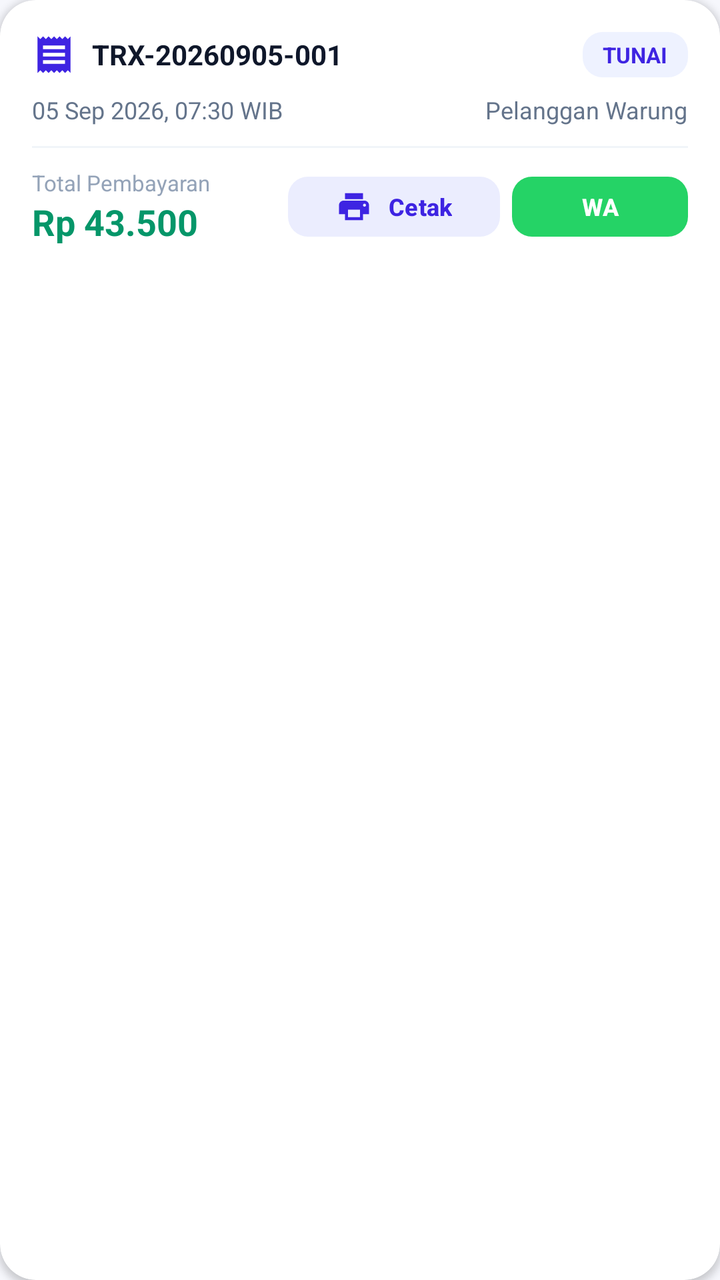
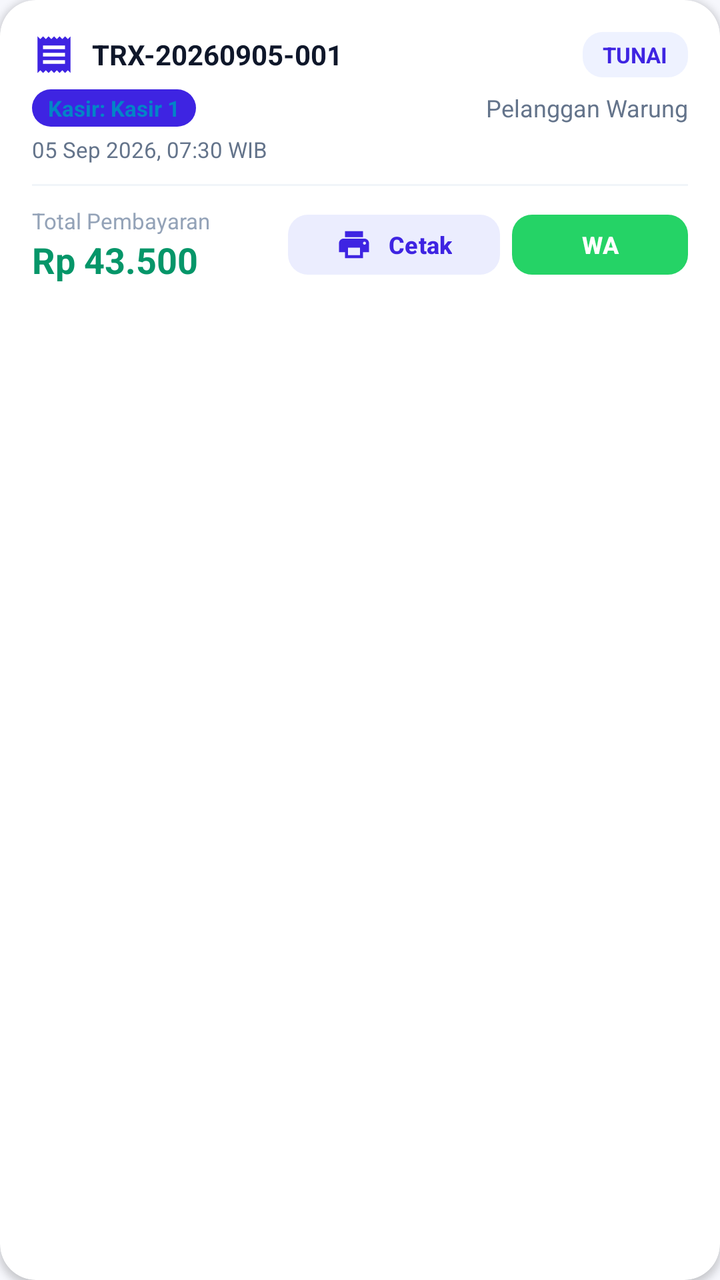

Screens rendered from an Android XML layout before and after an edit, with the pre-edit source and the edit as a unified diff.
<!-- AndroidManifest.xml: application theme Theme.DenKasir -->
<!-- res/layout/item_transaction_history.xml -->
<?xml version="1.0" encoding="utf-8"?>
<androidx.cardview.widget.CardView
    xmlns:android="http://schemas.android.com/apk/res/android"
    xmlns:app="http://schemas.android.com/apk/res-auto"
    xmlns:tools="http://schemas.android.com/tools"
    android:layout_width="match_parent"
    android:layout_height="wrap_content"
    android:layout_marginBottom="12dp"
    app:cardCornerRadius="18dp"
    app:cardElevation="2dp"
    app:cardBackgroundColor="@android:color/white">

    <LinearLayout
        android:layout_width="match_parent"
        android:layout_height="wrap_content"
        android:orientation="vertical"
        android:padding="16dp">

        
        <LinearLayout
            android:layout_width="match_parent"
            android:layout_height="wrap_content"
            android:orientation="horizontal"
            android:gravity="center_vertical">

            <ImageView
                android:layout_width="22dp"
                android:layout_height="22dp"
                android:src="@drawable/ic_nav_transaksi"
                app:tint="#3E24E2" />

            <TextView
                android:id="@+id/tvTrxInvoice"
                android:layout_width="0dp"
                android:layout_height="wrap_content"
                android:layout_weight="1"
                android:text="TRX-20260905-001"
                android:textColor="@color/text_primary"
                android:textSize="14sp"
                android:textStyle="bold"
                android:layout_marginStart="8dp" />

            <TextView
                android:id="@+id/badgePaymentMethod"
                android:layout_width="wrap_content"
                android:layout_height="wrap_content"
                android:text="TUNAI"
                android:textColor="#3E24E2"
                android:textSize="11sp"
                android:textStyle="bold"
                android:background="@drawable/bg_badge_curah"
                android:paddingHorizontal="10dp"
                android:paddingVertical="4dp" />

        </LinearLayout>

        
        <LinearLayout
            android:layout_width="match_parent"
            android:layout_height="wrap_content"
            android:orientation="horizontal"
            android:layout_marginTop="8dp">

            <TextView
                android:id="@+id/tvTrxDate"
                android:layout_width="0dp"
                android:layout_height="wrap_content"
                android:layout_weight="1"
                android:text="05 Sep 2026, 07:30 WIB"
                android:textColor="@color/text_secondary"
                android:textSize="12sp" />

            <TextView
                android:id="@+id/tvCustomerName"
                android:layout_width="wrap_content"
                android:layout_height="wrap_content"
                android:text="Pelanggan Warung"
                android:textColor="@color/text_secondary"
                android:textSize="12sp" />
        </LinearLayout>

        <View
            android:layout_width="match_parent"
            android:layout_height="1dp"
            android:background="#F1F5F9"
            android:layout_marginVertical="10dp" />

        
        <LinearLayout
            android:layout_width="match_parent"
            android:layout_height="wrap_content"
            android:orientation="horizontal"
            android:gravity="center_vertical">

            <LinearLayout
                android:layout_width="0dp"
                android:layout_height="wrap_content"
                android:layout_weight="1"
                android:orientation="vertical">

                <TextView
                    android:layout_width="wrap_content"
                    android:layout_height="wrap_content"
                    android:text="Total Pembayaran"
                    android:textColor="@color/text_muted"
                    android:textSize="11sp" />

                <TextView
                    android:id="@+id/tvTrxTotalAmount"
                    android:layout_width="wrap_content"
                    android:layout_height="wrap_content"
                    android:text="Rp 43.500"
                    android:textColor="#059669"
                    android:textSize="18sp"
                    android:textStyle="bold" />
            </LinearLayout>

            <com.google.android.material.button.MaterialButton
                android:id="@+id/btnPrintTrx"
                android:layout_width="wrap_content"
                android:layout_height="38dp"
                android:text="Cetak"
                android:textColor="#3E24E2"
                android:textSize="12sp"
                android:textStyle="bold"
                app:icon="@drawable/ic_printer_machine"
                app:iconTint="#3E24E2"
                app:backgroundTint="@color/purple_button_light"
                app:cornerRadius="10dp"
                android:layout_marginEnd="6dp" />

            <com.google.android.material.button.MaterialButton
                android:id="@+id/btnShareWaTrx"
                android:layout_width="wrap_content"
                android:layout_height="38dp"
                android:text="WA"
                android:textColor="@android:color/white"
                android:textSize="12sp"
                android:textStyle="bold"
                app:backgroundTint="#25D366"
                app:cornerRadius="10dp" />

        </LinearLayout>

    </LinearLayout>

</androidx.cardview.widget.CardView>
<!-- resources referenced by this layout -->
<resources>
  <color name="purple_button_light">#EBEDFE</color>
  <color name="text_muted">#94A3B8</color>
  <color name="text_primary">#0F172A</color>
  <color name="text_secondary">#64748B</color>
  <!-- drawable bg_badge_curah (drawable) -->
  <shape xmlns:android="http://schemas.android.com/apk/res/android">
      <solid android:color="#EEF2FF" />
      <corners android:radius="10dp" />
  </shape>
  <!-- drawable ic_nav_transaksi (drawable) -->
  <vector xmlns:android="http://schemas.android.com/apk/res/android"
      android:width="24dp"
      android:height="24dp"
      android:viewportWidth="24"
      android:viewportHeight="24">
    <path
        android:fillColor="#64748B"
        android:pathData="M18,17H6v-2h12v2zm0,-4H6v-2h12v2zm0,-4H6V7h12v2zM3,22l1.5,-1.5L6,22l1.5,-1.5L9,22l1.5,-1.5L12,22l1.5,-1.5L15,22l1.5,-1.5L18,22l1.5,-1.5L21,22V2l-1.5,1.5L18,2l-1.5,1.5L15,2l-1.5,1.5L12,2l-1.5,1.5L9,2 7.5,3.5 6,2 4.5,3.5 3,2v20z"/>
  </vector>
  <!-- drawable ic_printer_machine (drawable) -->
  <vector xmlns:android="http://schemas.android.com/apk/res/android"
      android:width="24dp"
      android:height="24dp"
      android:viewportWidth="24"
      android:viewportHeight="24">
    <path
        android:fillColor="#059669"
        android:pathData="M19,8H5c-1.66,0 -3,1.34 -3,3v6h4v4h12v-4h4v-6c0,-1.66 -1.34,-3 -3,-3zm-3,11H8v-5h8v5zm3,-7c-0.55,0 -1,-0.45 -1,-1s0.45,-1 1,-1 1,0.45 1,1 -0.45,1 -1,1zm-1,-9H6v4h12V3z"/>
  </vector>
  <style name="Theme.DenKasir" parent="Theme.Material3.Light.NoActionBar">
          <item name="colorPrimary">@color/primary_purple</item>
          <item name="colorOnPrimary">@color/text_white</item>
          <item name="colorSurface">@color/bg_card</item>
          <item name="android:statusBarColor">@color/primary_purple_dark</item>
          <item name="android:windowLightStatusBar">false</item>
          <item name="android:windowBackground">@color/bg_screen</item>
      </style>
  <color name="primary_purple">#4A2BE6</color>
  <color name="text_white">#FFFFFF</color>
  <color name="bg_card">#FFFFFF</color>
  <color name="primary_purple_dark">#371EC4</color>
  <color name="bg_screen">#F6F7FC</color>
</resources>

<!-- the commit's change to res/layout/item_transaction_history.xml (unified diff, before → after) -->
@@ -59,24 +59,49 @@
             android:layout_width="match_parent"
             android:layout_height="wrap_content"
             android:orientation="horizontal"
-            android:layout_marginTop="8dp">
+            android:gravity="center_vertical"
+            android:layout_marginTop="6dp">
+
+            <TextView
+                android:id="@+id/tvCashierBadge"
+                android:layout_width="wrap_content"
+                android:layout_height="wrap_content"
+                android:text="Kasir: Kasir 1"
+                android:textColor="#0284C7"
+                android:textSize="11sp"
+                android:textStyle="bold"
+                android:background="@drawable/bg_chip_selected"
+                android:paddingHorizontal="8dp"
+                android:paddingVertical="2dp" />
+
+            <TextView
+                android:id="@+id/tvCustomerName"
+                android:layout_width="0dp"
+                android:layout_height="wrap_content"
+                android:layout_weight="1"
+                android:text="Pelanggan Warung"
+                android:textColor="@color/text_secondary"
+                android:textSize="12sp"
+                android:gravity="end"
+                android:layout_marginStart="8dp" />
+
+        </LinearLayout>
+
+        
+        <LinearLayout
+            android:layout_width="match_parent"
+            android:layout_height="wrap_content"
+            android:orientation="horizontal"
+            android:layout_marginTop="4dp">
 
             <TextView
                 android:id="@+id/tvTrxDate"
-                android:layout_width="0dp"
+                android:layout_width="wrap_content"
                 android:layout_height="wrap_content"
-                android:layout_weight="1"
                 android:text="05 Sep 2026, 07:30 WIB"
                 android:textColor="@color/text_secondary"
-                android:textSize="12sp" />
+                android:textSize="11sp" />
 
-            <TextView
-                android:id="@+id/tvCustomerName"
-                android:layout_width="wrap_content"
-                android:layout_height="wrap_content"
-                android:text="Pelanggan Warung"
-                android:textColor="@color/text_secondary"
-                android:textSize="12sp" />
         </LinearLayout>
 
         <View
<!-- resource entries referenced after the edit -->
@@ -8,6 +8,11 @@
   <shape xmlns:android="http://schemas.android.com/apk/res/android">
       <solid android:color="#EEF2FF" />
       <corners android:radius="10dp" />
+  </shape>
+  <!-- drawable bg_chip_selected (drawable) -->
+  <shape xmlns:android="http://schemas.android.com/apk/res/android">
+      <solid android:color="#3E24E2" />
+      <corners android:radius="20dp" />
   </shape>
   <!-- drawable ic_nav_transaksi (drawable) -->
   <vector xmlns:android="http://schemas.android.com/apk/res/android"
